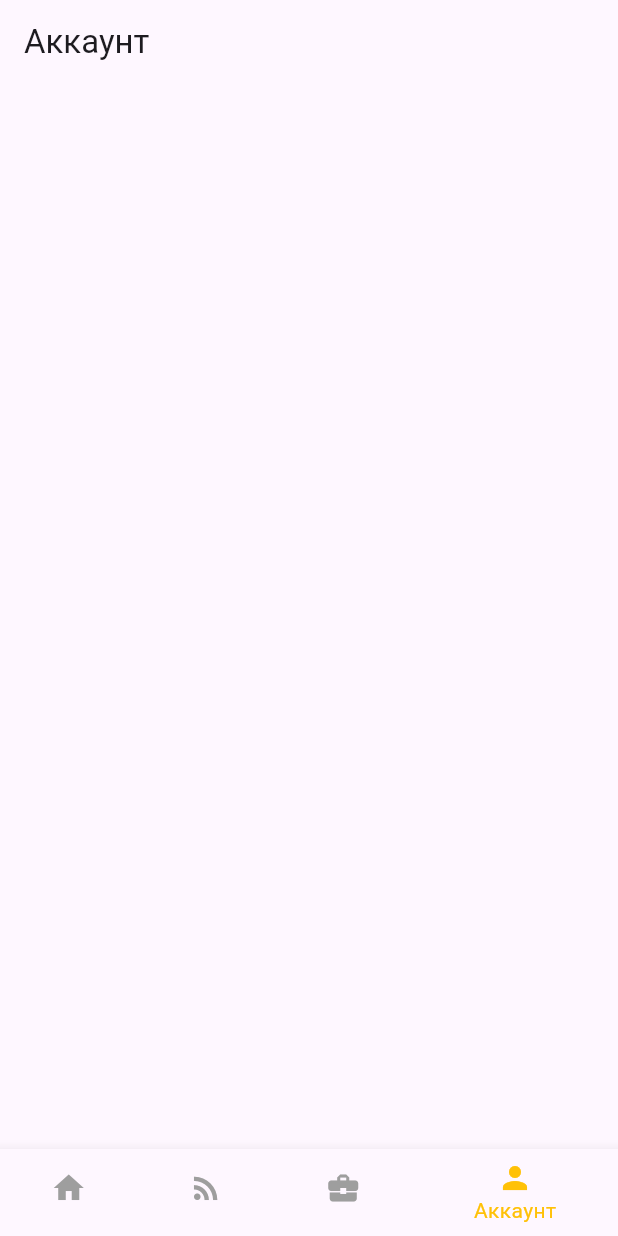
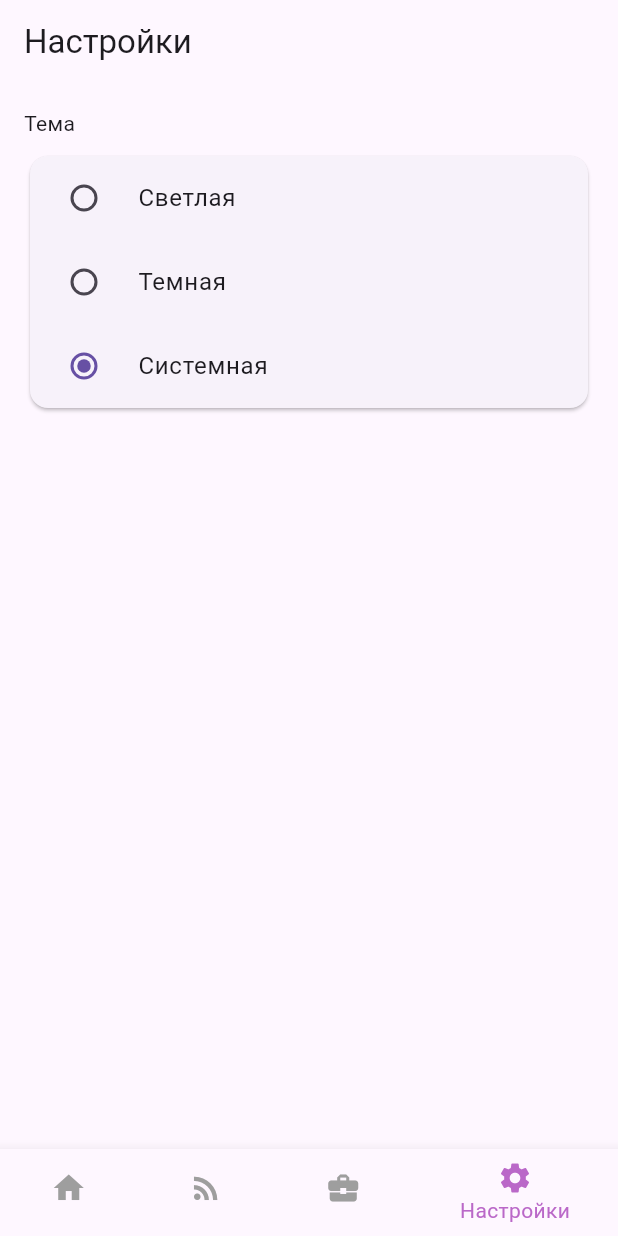
Before and after one commit to stanlapru/kurs_flutter, a Flutter app: the screen it shows after launch, item 4 of the bottom bar chosen, on a phone screen of 412 x 824 dp. Run offline on Flutter 3.47's test engine with Material 3 defaults, Android fonts, the phone set to English and light mode, and no system bars; our stand-ins replace shared_preferences.

Commit message:
Начал реализовывать ленту, сделал настройки

```diff
--- /dev/null
+++ b/lib/features/settings/settings_screen.dart
@@ -0,0 +1,114 @@
+import 'package:flutter/material.dart';
+import 'package:kurs_flutter/main.dart';
+import 'package:shared_preferences/shared_preferences.dart';
+
+class SettingsScreen extends StatefulWidget {
+  const SettingsScreen({super.key});
+
+  @override
+  _SettingsScreenState createState() => _SettingsScreenState();
+}
+
+class _SettingsScreenState extends State<SettingsScreen> {
+  late ThemeMode currentTheme;
+  bool _isLoading = true;
+
+  @override
+  void initState() {
+    super.initState();
+    loadTheme();
+  }
+
+  @override
+  void didChangeDependencies() {
+    super.didChangeDependencies();
+    // Now it's safe to access inherited widgets
+    if (_isLoading) {
+      currentTheme = Theme.of(context).brightness == Brightness.dark
+          ? ThemeMode.dark
+          : ThemeMode.light;
+      loadTheme();
+    }
+  }
+
+  Future<void> loadTheme() async {
+    final prefs = await SharedPreferences.getInstance();
+    final theme = prefs.getString('theme') ?? 'system';
+    setState(() {
+      currentTheme = ThemeMode.values.firstWhere(
+        (e) => e.toString() == 'ThemeMode.$theme',
+        orElse: () => ThemeMode.system,
+      );
+    });
+  }
+
+  Future<void> changeTheme(ThemeMode theme) async {
+    final prefs = await SharedPreferences.getInstance();
+    await prefs.setString('theme', theme.toString().split('.').last);
+    setState(() {
+      currentTheme = theme;
+    });
+  }
+
+  @override
+  Widget build(BuildContext context) {
+    return Scaffold(
+        appBar: AppBar(
+          title: const Text('Настройки'),
+        ),
+        body: Padding(
+          padding: const EdgeInsets.all(16),
+          child: Column(
+            crossAxisAlignment: CrossAxisAlignment.start,
+            children: [
+              const Text('Тема'),
+              const SizedBox(
+                height: 8,
+              ),
+              Card(
+                child: Column(
+                  children: [
+                    RadioListTile(
+                        title: const Text('Светлая'),
+                        value: ThemeMode.light,
+                        groupValue: currentTheme,
+                        onChanged: (ThemeMode? value) {
+                          if (value != null) {
+                            MainApp.of(context)?.changeTheme(value);
+                            setState(() {
+                              currentTheme = value;
+                            });
+                          }
+                        }),
+                    RadioListTile(
+                        title: const Text('Темная'),
+                        value: ThemeMode.dark,
+                        groupValue: currentTheme,
+                        onChanged: (ThemeMode? value) {
+                          if (value != null) {
+                            MainApp.of(context)?.changeTheme(value);
+                            setState(() {
+                              currentTheme = value;
+                            });
+                          }
+                        }),
+                    RadioListTile(
+                        title: const Text('Системная'),
+                        value: ThemeMode.system,
+                        groupValue: currentTheme,
+                        onChanged: (ThemeMode? value) {
+                          if (value != null) {
+                            MainApp.of(context)?.changeTheme(value);
+                            setState(() {
+                              currentTheme = value;
+                            });
+                          }
+                        }),
+                  ],
+                ),
+              ),
+            ],
+          ),
+        ));
+  }
+}
--- a/lib/main.dart
+++ b/lib/main.dart
@@ -7,19 +7,63 @@ import 'package:kurs_flutter/features/home/presentation/home_screen.dart';
 import 'package:kurs_flutter/features/register/presentation/register_screen.dart';
 import 'package:kurs_flutter/features/services/presentation/services_screen.dart';
 import 'package:kurs_flutter/shared/etc/navigation_wrapper.dart';
+import 'package:shared_preferences/shared_preferences.dart';
 
-void main() {
-  runApp(const MainApp());
+void main() async {
+  WidgetsFlutterBinding.ensureInitialized();
+  final prefs = await SharedPreferences.getInstance();
+  runApp(MainApp(prefs: prefs,));
 }
 
-class MainApp extends StatelessWidget {
-  const MainApp({super.key});
+class MainApp extends StatefulWidget {
+  final SharedPreferences prefs;
+
+  const MainApp({super.key, required this.prefs});
+
+  @override
+  State<MainApp> createState() => MainAppState();
+
+  static MainAppState? of(BuildContext context) {
+    return context.findAncestorStateOfType<MainAppState>();
+  }
+}
+
+class MainAppState extends State<MainApp> {
+  ThemeMode themeMode = ThemeMode.system;
+
+  @override
+  void initState() {
+    super.initState();
+    loadTheme();
+  }
+
+  void loadTheme() {
+    final theme = widget.prefs.getString('theme') ?? 'system';
+    print(widget.prefs.getString('recipes'));
+    setState(() {
+      themeMode = ThemeMode.values.firstWhere(
+        (e) => e.toString() == 'ThemeMode.$theme',
+        orElse: () => ThemeMode.system,
+      );
+    });
+  }
+
+  void changeTheme(ThemeMode mode) {
+    setState(() {
+      themeMode = mode;
+    });
+    widget.prefs.setString('theme', mode.toString().split('.').last);
+  }
 
   @override
   Widget build(BuildContext context) {
     return MaterialApp(
+      debugShowCheckedModeBanner: false,
       title: 'Курс Flutter Проект Тест',
       initialRoute: "/",
+      theme: ThemeData.light(),
+      darkTheme: ThemeData.dark(),
+      themeMode: themeMode,
       routes: {
         "/": (context) => const NavigationWrapper(),
         "/home": (context) => const HomeScreen(),
--- a/lib/shared/etc/navigation_wrapper.dart
+++ b/lib/shared/etc/navigation_wrapper.dart
@@ -3,6 +3,7 @@ import 'package:kurs_flutter/features/account/presentation/account_screen.dart';
 import 'package:kurs_flutter/features/feed/presentation/feed_screen.dart';
 import 'package:kurs_flutter/features/home/presentation/home_screen.dart';
 import 'package:kurs_flutter/features/services/presentation/services_screen.dart';
+import 'package:kurs_flutter/features/settings/settings_screen.dart';
 
 class NavigationWrapper extends StatefulWidget {
   const NavigationWrapper({super.key});
@@ -18,7 +19,7 @@ class _NavigationWrapperState extends State<NavigationWrapper> {
     const HomeScreen(),
     const FeedScreen(),
     const ServicesScreen(),
-    const AccountScreen(),
+    const SettingsScreen(),
   ];
 
   final List<BottomNavigationBarItem> _bottomNavBarItems = [
@@ -35,18 +36,15 @@ class _NavigationWrapperState extends State<NavigationWrapper> {
       label: 'Сервисы',
     ),
     const BottomNavigationBarItem(
-      icon: Icon(Icons.person),
-      label: 'Аккаунт',
+      icon: Icon(Icons.settings),
+      label: 'Настройки',
     ),
   ];
 
   @override
   Widget build(BuildContext context) {
     return Scaffold(
-      body: IndexedStack(
-        index: _currentIndex,
-        children: _screens,
-      ),
+      body: _screens[_currentIndex],
       bottomNavigationBar: BottomNavigationBar(
         currentIndex: _currentIndex,
         onTap: (index) {
@@ -56,7 +54,7 @@ class _NavigationWrapperState extends State<NavigationWrapper> {
         },
         items: _bottomNavBarItems,
         type: BottomNavigationBarType.shifting,
-        selectedItemColor: Colors.amber,
+        selectedItemColor: Colors.purple.shade300,
         unselectedItemColor: Colors.grey,
       ),
     );
--- a/pubspec.yaml
+++ b/pubspec.yaml
@@ -9,6 +9,7 @@ environment:
 dependencies:
   flutter:
     sdk: flutter
+  shared_preferences: ^2.5.3
 
 dev_dependencies:
   flutter_test:
```
Also changed, not shown: lib/features/feed/domain/feed_entry.dart (added, +75 -0 lines), lib/features/feed/presentation/add_entry_screen.dart (added, +113 -0 lines), lib/features/feed/presentation/feed_screen.dart (+80 -0 lines), pubspec.lock, 1 other file.
